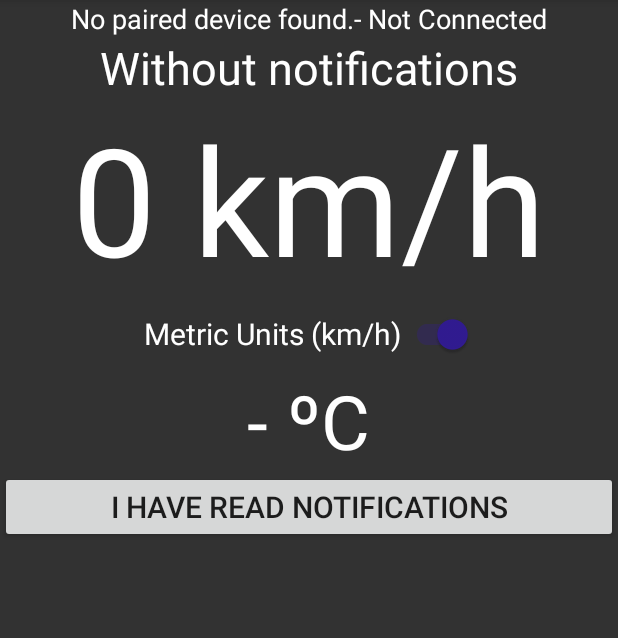
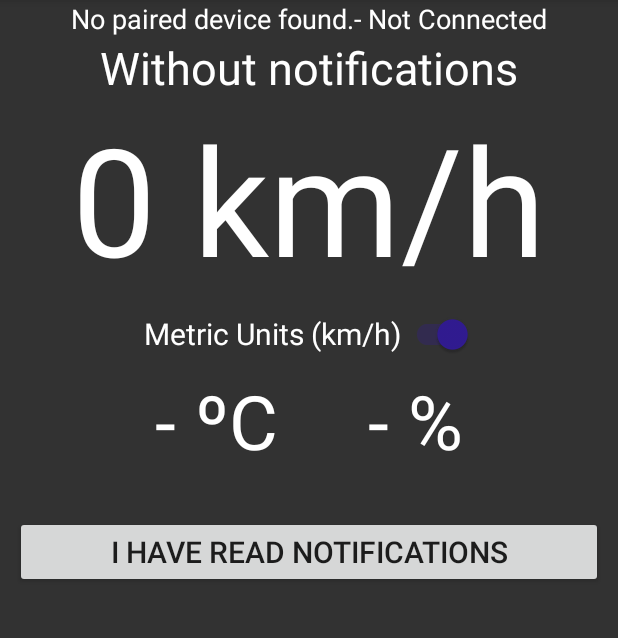
Before and after one commit to weto91/HUDuino2, an Android app: the screen it shows after launch (MainActivity), on a phone screen of 412 x 824 dp, the part 84-722 px from its top. Run offline under Robolectric (Android 15) with nearby library versions, the phone set to English and light mode, and no system bars.

Commit message:
- Added the first data sended to arduino (This is because the arduino shows message until android send the data) - Added DHT-22 to arduino - Added new textView to show humidity - Some visual fixes - Removed debug Log.* from code. - Refactor .ino code and added new comments.

```diff
--- a/app/src/main/java/com.weto.huduino/CLocation.java
+++ b/app/src/main/java/com.weto.huduino/CLocation.java
@@ -8,7 +8,6 @@ public class CLocation extends Location {
 
     public CLocation(Location location, boolean useMetricUnits){
         super(location);
-        Log.i("INFO",location.toString());
         this.useMetricUnits = useMetricUnits;
     }
     public boolean getUseMetricUnits() {
@@ -41,7 +40,6 @@ public class CLocation extends Location {
         float nSpeed = super.getSpeed() * 3.6f;
         if(!this.getUseMetricUnits()){
             //Conversion from m/s to M/h
-            Log.i("INFO",String.valueOf(nSpeed));
             nSpeed =super.getSpeed() * 2.23693629f;
         }
         return nSpeed;
--- a/app/src/main/java/com.weto.huduino/MainActivity.java
+++ b/app/src/main/java/com.weto.huduino/MainActivity.java
@@ -32,6 +32,8 @@ import java.io.IOException;
 import java.io.InputStream;
 import java.io.OutputStream;
 import java.nio.charset.Charset;
+import java.util.Arrays;
+import java.util.List;
 import java.util.Set;
 import java.util.UUID;
 
@@ -44,7 +46,8 @@ public class MainActivity extends AppCompatActivity implements LocationListener
 
     // GUI
     private TextView notificationData;
-    private TextView sensorData;
+    private TextView sensorTempData;
+    private TextView sensorHumiData;
     private TextView deviceInfo;
     private TextView speedData;
     private TextView deviceConectivity;
@@ -52,7 +55,6 @@ public class MainActivity extends AppCompatActivity implements LocationListener
 
     // BT
     private boolean socketOk = false;
-    private String deviceOk = null;
     private String deviceItem = String.valueOf(R.string.paired_device);
     private final UUID spp = UUID.fromString("00001101-0000-1000-8000-00805F9B34FB");
     private final BluetoothAdapter bluetoothAdapter = BluetoothAdapter.getDefaultAdapter();
@@ -69,7 +71,8 @@ public class MainActivity extends AppCompatActivity implements LocationListener
         // Find the GUI objects on activity_main.xml
         notificationData = this.findViewById(R.id.text_notification_data);
         deviceInfo = this.findViewById(R.id.text_device_info);
-        sensorData = this.findViewById(R.id.text_sensor_data);
+        sensorTempData = this.findViewById(R.id.text_sensor_temp_data);
+        sensorHumiData = this.findViewById(R.id.text_sensor_humi_data);
         metricImperial = this.findViewById(R.id.switch_metric_imperial);
         speedData = this.findViewById(R.id.text_speed_data);
         deviceConectivity = this.findViewById(R.id.text_device_conectivity);
@@ -299,6 +302,10 @@ public class MainActivity extends AppCompatActivity implements LocationListener
             }
             runOnUiThread(() -> deviceInfo.setText(deviceItem));
             manageMyConnectedSocket(mmSocket);
+            if(socketOk) {
+                byte[] send = "START".getBytes(Charset.defaultCharset());
+                mConnectedThread.write(send);
+            }
         }
 
         private void manageMyConnectedSocket(BluetoothSocket mmSocket) {
@@ -331,14 +338,18 @@ public class MainActivity extends AppCompatActivity implements LocationListener
 
         public void run() {
             // mmBuffer store for the stream
-            byte[] mmBuffer = new byte[2];
+            byte[] mmBuffer = new byte[10];
             int numBytes; // bytes returned from read()
             while (true) {
                 try {
                     numBytes = mmInStream.read(mmBuffer);
                     final String incomingMessage = new String(mmBuffer, 0, numBytes);
-                    Log.d(sTag, "InputStream: " + incomingMessage);
-                    runOnUiThread(() -> sensorData.setText(String.format("%s ºC", incomingMessage)));
+                    List<String> items = Arrays.asList(incomingMessage.split("\\u0020"));
+                    runOnUiThread(() -> {
+                        sensorTempData.setText(String.format("%sºC", items.get(0)));
+                        sensorHumiData.setText(String.format("%s%%", items.get(1)));
+                    });
+                   // runOnUiThread(() -> sensorHumiData.setText(String.format(items.get(1) + "%")));
                 } catch (IOException e) {
                     Log.d(sTag, "Input stream was disconnected", e);
                     break;
--- a/app/src/main/res/layout/activity_main.xml
+++ b/app/src/main/res/layout/activity_main.xml
@@ -1,6 +1,7 @@
 <?xml version="1.0" encoding="utf-8"?>
 <LinearLayout
     xmlns:android="http://schemas.android.com/apk/res/android"
+    xmlns:tools="http://schemas.android.com/tools"
     android:layout_height="match_parent"
     android:layout_width="match_parent"
     android:orientation="vertical"
@@ -56,19 +57,40 @@
             android:textSize="20sp"
             android:textColor="#FFFFFF"
             android:text="@string/metric_imperial"/>
-        <TextView
-            android:id="@+id/text_sensor_data"
+
+        <LinearLayout
             android:layout_width="wrap_content"
             android:layout_height="wrap_content"
             android:layout_gravity="center_horizontal"
-            android:text="@string/sensor_val"
-            android:textSize="50sp"
-            android:textColor="@color/white" />
+            android:orientation="horizontal">
+
+                <TextView
+                    android:id="@+id/text_sensor_temp_data"
+                    android:layout_width="wrap_content"
+                    android:layout_height="wrap_content"
+                    android:text="@string/sensor_temp_val"
+                    android:textColor="@color/white"
+                    android:layout_marginEnd="30dp"
+                    android:textSize="50sp" />
+
+                <TextView
+                    android:id="@+id/text_sensor_humi_data"
+                    android:layout_width="wrap_content"
+                    android:layout_height="wrap_content"
+                    android:text="@string/sensor_humi_val"
+                    android:textColor="@color/white"
+                    android:textSize="50sp"
+                    android:layout_marginStart="30dp"
+                    tools:ignore="RtlHardcoded" />
+        </LinearLayout>
 
         <Button
             android:id="@+id/button_reset_notification"
             android:layout_width="match_parent"
             android:layout_height="wrap_content"
             android:textSize="20sp"
+            android:layout_marginStart="10dp"
+            android:layout_marginTop="30dp"
+            android:layout_marginEnd="10dp"
             android:text="@string/reset_notification" />
 </LinearLayout>
--- a/app/src/main/res/values/strings.xml
+++ b/app/src/main/res/values/strings.xml
@@ -7,7 +7,6 @@
     <string name="yes">Yes</string>
     <string name="no">No</string>
     <string name="socket_error_title">Bluetooth error</string>
-    <string name="sensor_val">- ºC</string>
     <string name="paired_device">No paired device found.</string>
     <string name="notification_received">Without notifications</string>
     <string name="speed_data">Speed</string>
@@ -32,5 +31,7 @@
     <string name="notification_deleted">Notifications deleted in the phone and HUD</string>
     <string name="device_connected"> - Connected</string>
     <string name="device_not_connected"> - Not Connected</string>
+    <string name="sensor_temp_val" translatable="false">- ºC</string>
+    <string name="sensor_humi_val" translatable="false">- %</string>
 
 </resources>
```
Also changed, not shown: 6 other files.
